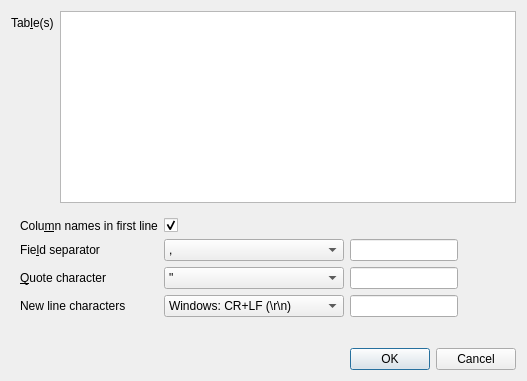
This is src/ExportDataDialog.ui in sqlitebrowser/sqlitebrowser as Qt 5 draws it before an edit. The edited form follows.
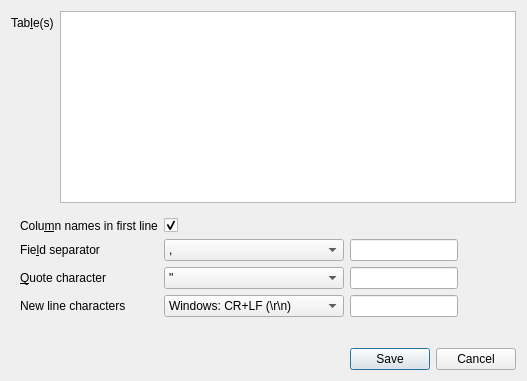
This is the edited form.

Commit message: Change some OK buttons to Save buttons

Patch:
```diff
--- a/src/ExportDataDialog.ui
+++ b/src/ExportDataDialog.ui
@@ -305,7 +305,7 @@
       <enum>Qt::Horizontal</enum>
      </property>
      <property name="standardButtons">
-      <set>QDialogButtonBox::Cancel|QDialogButtonBox::Ok</set>
+      <set>QDialogButtonBox::Cancel|QDialogButtonBox::Save</set>
      </property>
     </widget>
    </item>
```
The commit also changes 4 other files.
